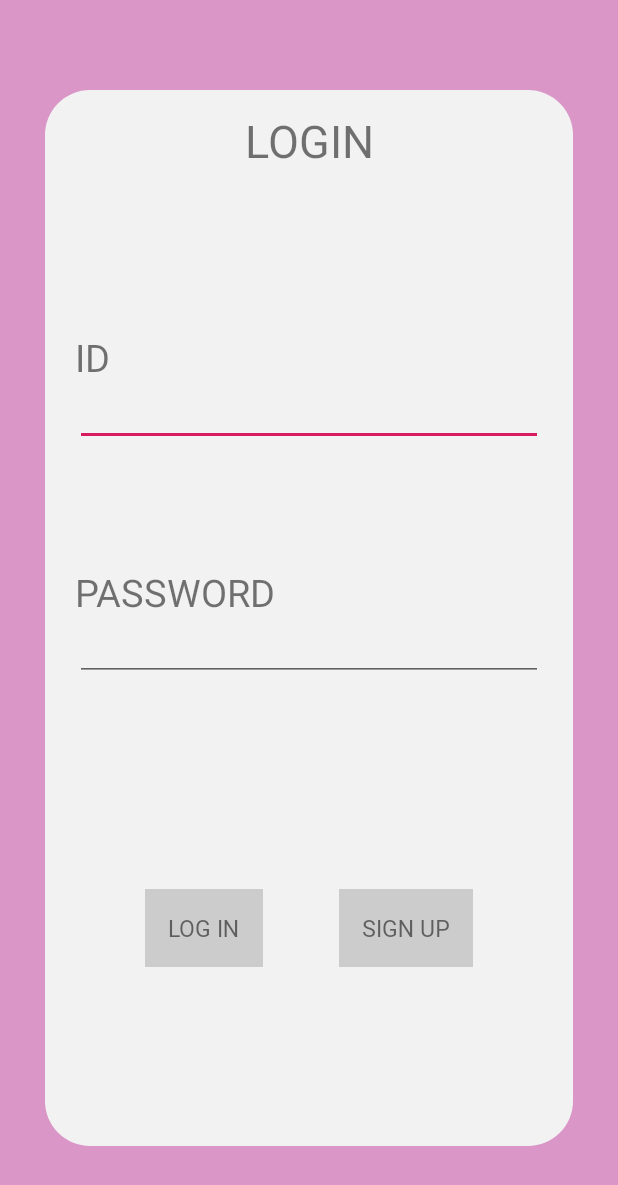
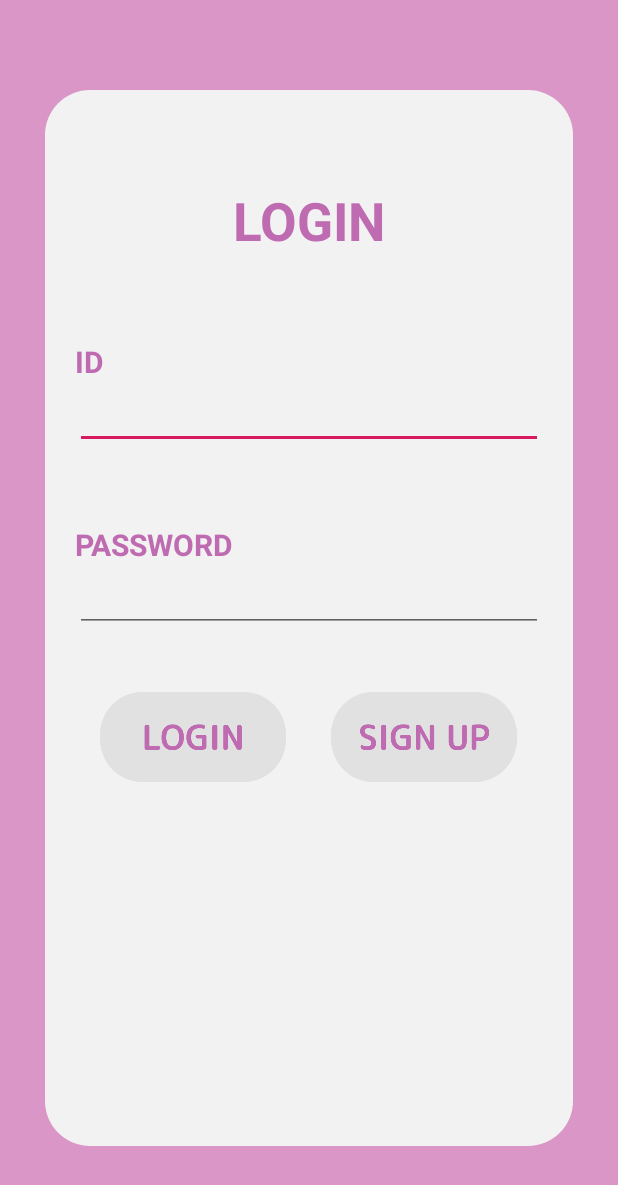
Before and after one commit to YeRamJung/SmartMobile-with-Arduino, an Android app: the screen it shows after launch (MainActivity), on a phone screen of 412 x 824 dp. Shown: the top 1185 px of the screen. Run offline under Robolectric (Android 15) with nearby library versions, the phone set to English and light mode, and no system bars; plain views replace ConstraintLayout.

Commit message:
회원가입, 로그인 xml 수정

```diff
--- a/Client/app/src/main/res/layout/activity_main.xml
+++ b/Client/app/src/main/res/layout/activity_main.xml
@@ -4,98 +4,127 @@
     xmlns:tools="http://schemas.android.com/tools"
     android:layout_width="match_parent"
     android:layout_height="match_parent"
-    tools:context=".MainActivity"
     android:background="#D996C7"
-    android:fontFamily="@font/mplusrounded1c">
+    android:fontFamily="@font/mplusrounded1c"
+    tools:context=".MainActivity">
 
     <LinearLayout
         android:layout_width="match_parent"
         android:layout_height="match_parent"
         android:layout_marginHorizontal="30dp"
         android:layout_marginVertical="60dp"
-        android:paddingTop="10px"
         android:background="@drawable/round_shape"
-        android:orientation="vertical">
+        android:orientation="vertical"
+        android:paddingTop="10px">
 
         <TextView
             android:layout_width="match_parent"
             android:layout_height="wrap_content"
+            android:layout_marginTop="50dp"
+            android:gravity="center"
             android:padding="10px"
-            android:gravity="center"
             android:text="LOGIN"
-            android:textSize="30dp"/>
+            android:textColor="#bf6bb1"
+            android:textSize="35dp"
+            android:textStyle="bold" />
 
         <RelativeLayout
             android:layout_width="match_parent"
             android:layout_height="wrap_content"
-            android:paddingTop="100dp"
-            android:paddingHorizontal="20sp">
+            android:paddingHorizontal="20sp"
+            android:paddingTop="20dp">
 
             <TextView
                 android:id="@+id/idText"
                 android:layout_width="wrap_content"
                 android:layout_height="wrap_content"
                 android:layout_alignParentLeft="true"
-                android:textSize="25dp"
+                android:layout_marginTop="30dp"
                 android:text="ID"
-                />
+                android:textColor="#bf6bb1"
+                android:textSize="20dp"
+                android:textStyle="bold" />
+
             <EditText
                 android:id="@+id/idEdt"
                 android:layout_width="match_parent"
                 android:layout_height="wrap_content"
                 android:layout_below="@+id/idText"
                 android:paddingTop="10px"
-                />
+                android:textSize="20dp"
+                android:textStyle="bold"
+                android:textColor="#D996C7"/>
 
             <TextView
                 android:id="@+id/passText"
                 android:layout_width="wrap_content"
                 android:layout_height="wrap_content"
                 android:layout_below="@+id/idEdt"
-                android:paddingTop="80dp"
-                android:textSize="25dp"
+                android:paddingTop="50dp"
                 android:text="PASSWORD"
-                />
+                android:textColor="#bf6bb1"
+                android:textSize="20dp"
+                android:textStyle="bold" />
+
             <EditText
                 android:id="@+id/passEdit"
                 android:layout_width="match_parent"
                 android:layout_height="wrap_content"
                 android:layout_below="@+id/passText"
                 android:paddingTop="10px"
-                />
+                android:inputType="textPassword"
+                android:textSize="20dp"
+                android:textStyle="bold"
+                android:textColor="#D996C7"/>
         </RelativeLayout>
+
         <LinearLayout
             android:layout_width="match_parent"
             android:layout_height="match_parent"
-            android:orientation="horizontal"
+            android:layout_marginTop="40dp"
             android:gravity="center_horizontal"
-            android:layout_marginTop="20dp">
+            android:orientation="horizontal">
 
-            <TextView
+            <ImageButton
                 android:id="@+id/login"
-                android:layout_width="wrap_content"
-                android:layout_height="wrap_content"
-                android:padding="15dp"
-                android:layout_marginHorizontal="25dp"
-                android:layout_gravity="center_vertical"
-                android:text="LOG IN"
-                android:background="#cccccc"
-                android:textSize="15dp"
-                android:fontFamily="@font/mplusrounded1c"
-                android:onClick="mClick"
-                android:clickable="true"/>
-            <TextView
-                android:id="@+id/sighup"
-                android:layout_width="wrap_content"
-                android:layout_height="wrap_content"
-                android:layout_gravity="center_vertical"
-                android:padding="15dp"
-                android:layout_marginHorizontal="25dp"
-                android:text="SIGN UP"
-                android:fontFamily="@font/mplusrounded1c"
-                android:layout_centerInParent="true"
-                android:background="#cccccc"
-                android:textSize="15dp"/>
+                android:layout_width="124dp"
+                android:layout_height="60dp"
+                android:background="@drawable/btnlogin"
+                android:clickable="true"
+                android:onClick="mClick" />
+
+            <ImageButton
+                android:id="@+id/signup"
+                android:layout_width="124dp"
+                android:layout_height="60dp"
+                android:layout_marginLeft="30dp"
+                android:background="@drawable/btnsignup" />
+
+            <!--<TextView-->
+            <!--android:id="@+id/login"-->
+            <!--android:layout_width="wrap_content"-->
+            <!--android:layout_height="wrap_content"-->
+            <!--android:padding="15dp"-->
+            <!--android:layout_marginHorizontal="25dp"-->
+            <!--android:layout_gravity="center_vertical"-->
+            <!--android:text="LOG IN"-->
+            <!--android:background="#cccccc"-->
+            <!--android:textSize="15dp"-->
+            <!--android:fontFamily="@font/mplusrounded1c"-->
+            <!--android:onClick="mClick"-->
+            <!--android:clickable="true"/>-->
+            <!--<TextView-->
+            <!--android:id="@+id/sighup"-->
+            <!--android:layout_width="wrap_content"-->
+            <!--android:layout_height="wrap_content"-->
+            <!--android:layout_gravity="center_vertical"-->
+            <!--android:padding="15dp"-->
+            <!--android:layout_marginHorizontal="25dp"-->
+            <!--android:text="SIGN UP"-->
+            <!--android:fontFamily="@font/mplusrounded1c"-->
+            <!--android:layout_centerInParent="true"-->
+            <!--android:background="#cccccc"-->
+            <!--android:textSize="15dp"/>-->
 
             <!-- 빌드 오류 button -> TextInput으로 변경 -->
             <!--<Button
@@ -118,8 +147,7 @@
         </LinearLayout>
     </LinearLayout>
 
-</LinearLayout>
-<!--
+</LinearLayout><!--
 <androidx.appcompat.widget.LinearLayoutCompat.widget.ConstraintLayout xmlns:android="http://schemas.android.com/apk/res/android"
     xmlns:app="http://schemas.android.com/apk/res-auto"
     xmlns:tools="http://schemas.android.com/tools"
```
Also changed, not shown: Client/app/src/main/res/layout/activity_sign_up.xml (+29 -15 lines), Client/app/src/main/res/drawable-v24/btnlogin.png (added), Client/app/src/main/res/drawable-v24/btnsignup.png (added).
